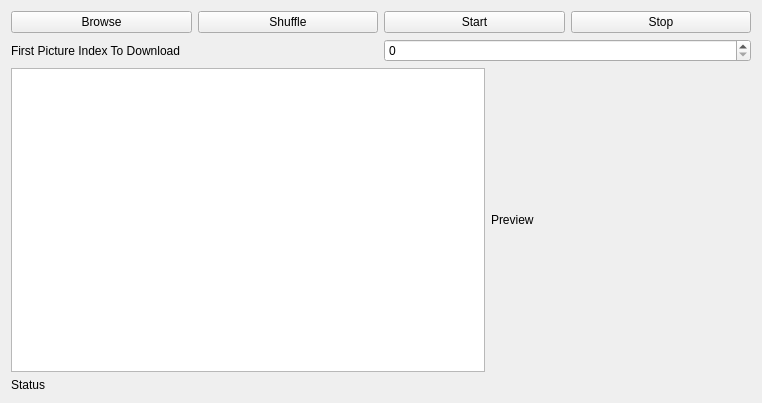
muyuchl/epaper_price_tag_mod, file qt_pc_tool/formbatchdownloader.ui: the form before one commit.
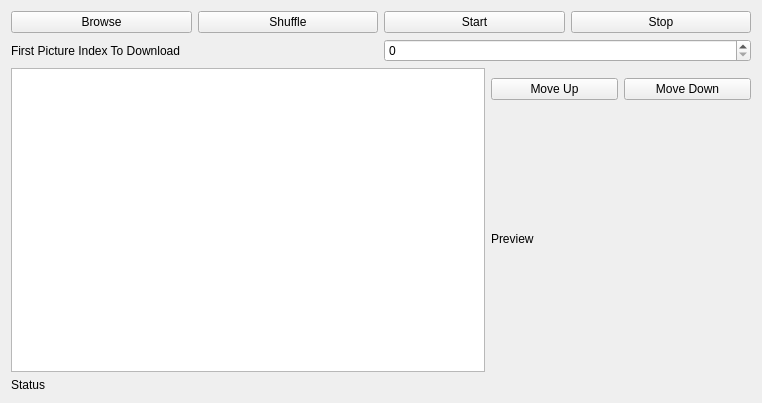
The form after the commit. Custom widgets are drawn as their Qt base class.

Commit message: add move up/down for batch download

```diff
--- a/qt_pc_tool/formbatchdownloader.ui
+++ b/qt_pc_tool/formbatchdownloader.ui
@@ -13,7 +13,7 @@
   <property name="windowTitle">
    <string>Batch Downloader</string>
   </property>
-  <layout class="QVBoxLayout" name="verticalLayout">
+  <layout class="QVBoxLayout" name="verticalLayout_2">
    <item>
     <layout class="QHBoxLayout" name="horizontalLayout_2">
      <item>
@@ -68,7 +68,7 @@
     </layout>
    </item>
    <item>
-    <layout class="QHBoxLayout" name="horizontalLayout">
+    <layout class="QHBoxLayout" name="horizontalLayout_4">
      <item>
       <widget class="QTableWidget" name="tableWidget">
        <property name="editTriggers">
@@ -92,6 +92,29 @@
       </widget>
      </item>
      <item>
+      <layout class="QVBoxLayout" name="verticalLayout">
+       <item>
+        <layout class="QHBoxLayout" name="horizontalLayout">
+         <property name="topMargin">
+          <number>10</number>
+         </property>
+         <item>
+          <widget class="QPushButton" name="pushButtonMoveUp">
+           <property name="text">
+            <string>Move Up</string>
+           </property>
+          </widget>
+         </item>
+         <item>
+          <widget class="QPushButton" name="pushButtonMoveDown">
+           <property name="text">
+            <string>Move Down</string>
+           </property>
+          </widget>
+         </item>
+        </layout>
+       </item>
+       <item>
       <widget class="MonoImageLabel" name="labelPreview">
        <property name="minimumSize">
         <size>
@@ -103,6 +126,8 @@
         <string>Preview</string>
        </property>
       </widget>
+       </item>
+      </layout>
      </item>
     </layout>
    </item>
```
Lines whose indentation alone changed are shown as unchanged. The commit also changes 2 other files.
